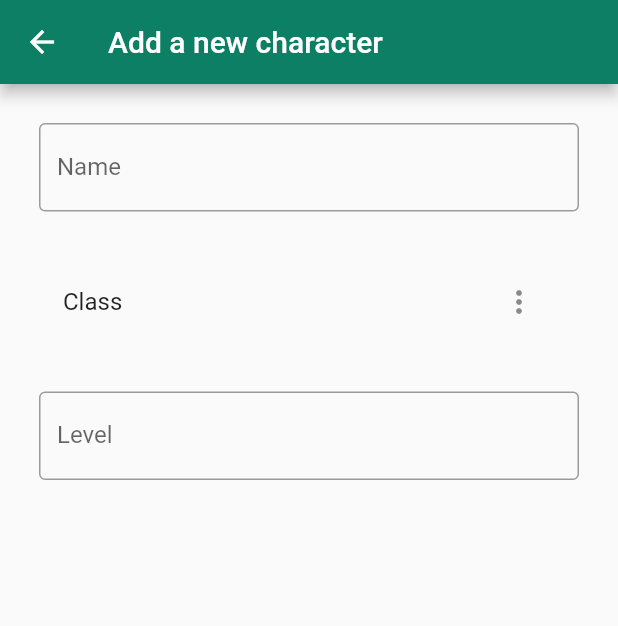
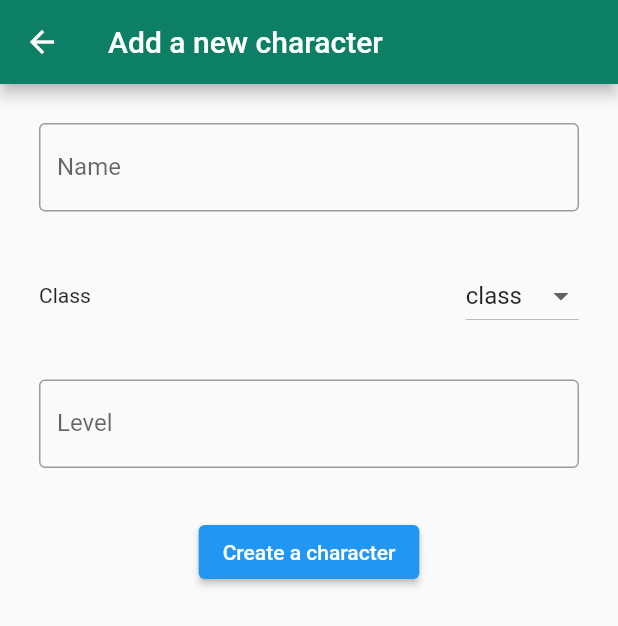
Before and after one commit to OtoStanko/dndApp, a Flutter app: the screen it shows after launch, after a tap on the "add" icon, on a phone screen of 412 x 824 dp. Shown: the top 626 px of the screen. Run offline on Flutter 3.47's test engine with Material 2 defaults, Android fonts, the phone set to English and light mode, and no system bars; our stand-ins replace sqflite; accounts and stored records are empty.

Commit message:
Begin work on add screen

```diff
--- a/lib/db/database.dart
+++ b/lib/db/database.dart
@@ -21,7 +21,7 @@ class Database {
       join(await sq.getDatabasesPath(), "$sqliteDBName.db"),
       onCreate: (db, version) {
         db.execute(
-          'CREATE TABLE $sqliteCharactersTableName(id INTEGER PRIMARY KEY AUTOINCREMENT NOT NULL, iconPath TEXT, characterName TEXT, characterClass TEXT, characterLevel INTEGER DEFAULT 0)',
+          'CREATE TABLE $sqliteCharactersTableName(id INTEGER PRIMARY KEY AUTOINCREMENT NOT NULL, iconPath TEXT, characterName TEXT, characterClass TEXT, characterLevel INTEGER DEFAULT 1)',
         );
         return _initCharacters();
       },
@@ -30,29 +30,13 @@ class Database {
   }
 
   void _initCharacters() async {
-    var chars = [
-      Character(
+    const int number = 20;
+    for (var i = 0; i < number; i++) {
+      Character character = Character(
           id: -1,
           iconPath: "images/bear.jpg",
-          characterName: "Bér",
-          characterClass: Classes.barbarian.name.toString()),
-      Character(
-          id: -1,
-          iconPath: "images/bear.jpg",
-          characterName: "Bér",
-          characterClass: Classes.barbarian.name.toString()),
-      Character(
-          id: -1,
-          iconPath: "images/bear.jpg",
-          characterName: "Bér_2",
-          characterClass: Classes.barbarian.name.toString()),
-      Character(
-          id: -1,
-          iconPath: "images/bear.jpg",
-          characterName: "Béry?",
-          characterClass: Classes.barbarian.name.toString()),
-    ];
-    for (var character in chars) {
+          characterName: "Bear-${i}",
+          characterClass: Classes.barbarian.name.toString());
       insertCharacter(character);
     }
   }
--- a/lib/extensions/String_extension.dart
+++ b/lib/extensions/String_extension.dart
@@ -1,5 +1,5 @@
 extension StringExtension on String {
-  String capitalize() {
-    return "${this[0].toUpperCase()}${substring(1).toLowerCase()}";
+  String capitalise() {
+    return "${this[0].toUpperCase()}${this.substring(1).toLowerCase()}";
   }
 }
--- a/lib/screens/add_character.dart
+++ b/lib/screens/add_character.dart
@@ -1,8 +1,17 @@
-import 'package:firstapp/enums/classes.dart';
+import 'package:firstapp/static/constants.dart';
+import 'package:firstapp/widgets/dropdown.dart';
 import 'package:flutter/material.dart';
+import 'package:flutter/services.dart';
 
-class AddCharacter extends StatelessWidget {
+class AddCharacter extends StatefulWidget {
   const AddCharacter({Key? key}) : super(key: key);
+
+  @override
+  State<StatefulWidget> createState() => _AddCharacter();
+}
+
+class _AddCharacter extends State<AddCharacter> {
+  final _formKey = GlobalKey<FormState>();
 
   @override
   Widget build(BuildContext context) {
@@ -14,38 +23,60 @@ class AddCharacter extends StatelessWidget {
         body: Padding(
             padding: const EdgeInsets.all(10),
             child: Form(
+                key: _formKey,
                 child: Column(children: [
-              const Padding(
-                  padding: EdgeInsets.all(16.0),
-                  child: TextField(
-                    obscureText: true,
-                    decoration: InputDecoration(
+                  Padding(
+                      padding: const EdgeInsets.all(16.0),
+                      child: TextFormField(
+                        validator: (value) {
+                          if (value == null || value.isEmpty) {
+                            return nameInputError;
+                          }
+                          return null;
+                        },
+                        decoration: const InputDecoration(
                           border: OutlineInputBorder(),
                           labelText: 'Name',
                         ),
                       )),
-              Padding(
-                  padding: const EdgeInsets.all(16.0),
-                  child: ListTile(
-                      title: const Text("Class"),
-                      trailing:
-                          PopupMenuButton<Classes>(itemBuilder: (context) {
-                        return Classes.values.map((e) {
-                          return PopupMenuItem<Classes>(
-                            value: e,
-                            child: Text(e.name.toString()),
-                          );
-                        }).toList();
-                      }))),
+                  const Padding(
+                      padding: EdgeInsets.all(16.0),
+                      child: Dropdown(classes:["class", "sdsasd"])),
                   Padding(
                       padding: const EdgeInsets.all(16.0),
                       child: TextFormField(
+                        inputFormatters: [LengthLimitingTextInputFormatter(2)],
                         keyboardType: TextInputType.number,
+                        validator: (value) {
+                          if (value == null || value.isEmpty) {
+                            return levelInputError;
+                          }
+                          final parse = int.tryParse(value);
+                          if (parse == null || parse < 1 || parse > 20) {
+                            return levelInputError;
+                          }
+                          return null;
+                        },
                         decoration: const InputDecoration(
                             border: OutlineInputBorder(),
                             labelText: 'Level',
                             hintText: "0"),
                       )),
+                  Padding(
+                      padding: const EdgeInsets.all(16.0),
+                      child: ElevatedButton(
+                        onPressed: () {
+                          // Validate returns true if the form is valid, or false otherwise.
+                          if (_formKey.currentState!.validate()) {
+                            // If the form is valid, display a snackbar. In the real world,
+                            // you'd often call a server or save the information in a database.
+                            ScaffoldMessenger.of(context).showSnackBar(
+                              const SnackBar(content: Text('Processing Data')),
+                            );
+                          }
+                        },
+                        child: const Text("Create a character"),
+                      ))
                 ]))));
   }
 }
--- a/lib/screens/character_list.dart
+++ b/lib/screens/character_list.dart
@@ -1,3 +1,5 @@
+import 'dart:math';
+
 import 'package:firstapp/db/database.dart';
 import 'package:firstapp/db/models/character_model.dart';
 import 'package:firstapp/screens/add_character.dart';
@@ -29,12 +31,15 @@ class _CharacterList extends State<CharacterList> {
   }
 
   List<Card> getCharacters() {
+    final colors = Colors.primaries.toList();
     return _characters.map((e) {
+      colors.shuffle();
       return Card(
         child: ListTile(
             leading: CircleAvatar(
-              backgroundImage: AssetImage(e.iconPath),
               radius: 20,
+              backgroundColor: colors.first,
+              child: Text(e.characterName.substring(0, 2).toUpperCase()),
             ),
             title: Text(e.characterName, style: const TextStyle(fontSize: 40)),
             onTap: () {
--- a/lib/static/constants.dart
+++ b/lib/static/constants.dart
@@ -3,3 +3,6 @@ const double dividerWidth = 20;
 // SQLITE
 const sqliteDBName = "database";
 const sqliteCharactersTableName = "characters";
+
+const levelInputError = "Input a level in range of 1 to 20";
+const nameInputError = "Please insert a valid name";
--- /dev/null
+++ b/lib/widgets/dropdown.dart
@@ -0,0 +1,45 @@
+import 'package:flutter/material.dart';
+
+class Dropdown extends StatefulWidget {
+  final List<String> classes;
+  const Dropdown({super.key, required this.classes});
+
+  @override
+  State<Dropdown> createState() => _DropdownState();
+}
+
+class _DropdownState extends State<Dropdown> {
+  String dropdownValue = "";
+
+  @override
+  void initState() {
+    super.initState();
+    dropdownValue = widget.classes.first;
+  }
+
+  @override
+  Widget build(BuildContext context) {
+    return Row(
+      children: [
+        const Expanded(child: Text("Class")),
+        DropdownButton<String>(
+          value: dropdownValue,
+          icon: const Icon(Icons.arrow_drop_down),
+          elevation: 16,
+          onChanged: (String? value) {
+            // This is called when the user selects an item.
+            setState(() {
+              dropdownValue = value!;
+            });
+          },
+          items: widget.classes.map<DropdownMenuItem<String>>((String value) {
+            return DropdownMenuItem<String>(
+              value: value,
+              child: Text(value),
+            );
+          }).toList(),
+        )
+      ],
+    );
+  }
+}
```
Lines whose indentation alone changed are shown as unchanged.
